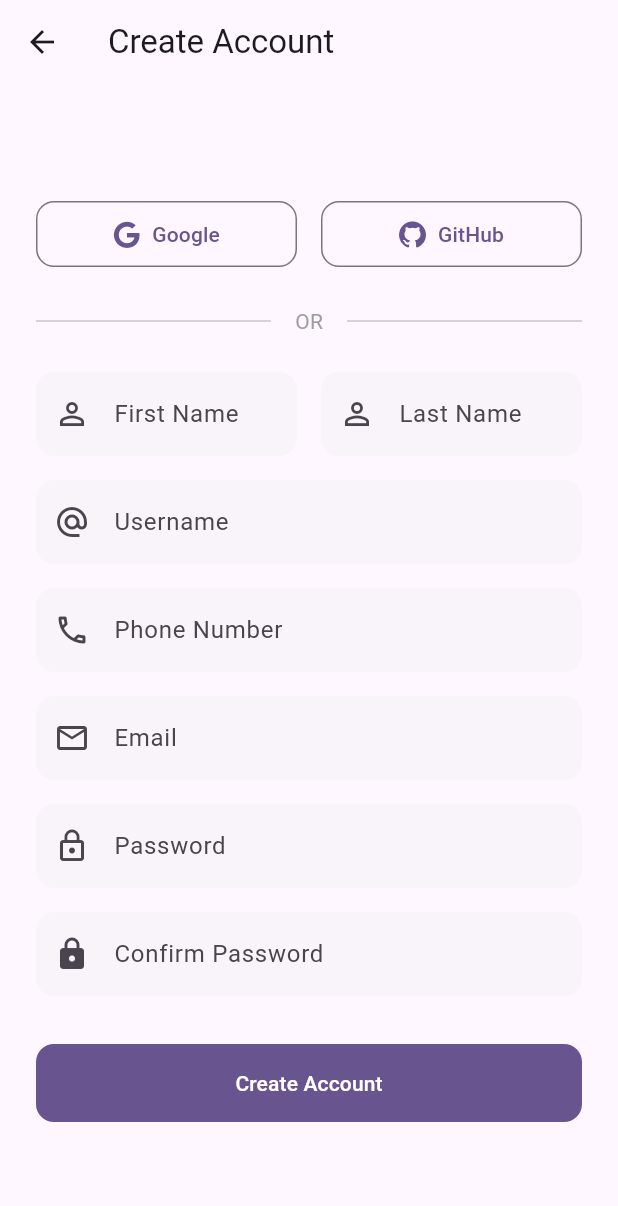
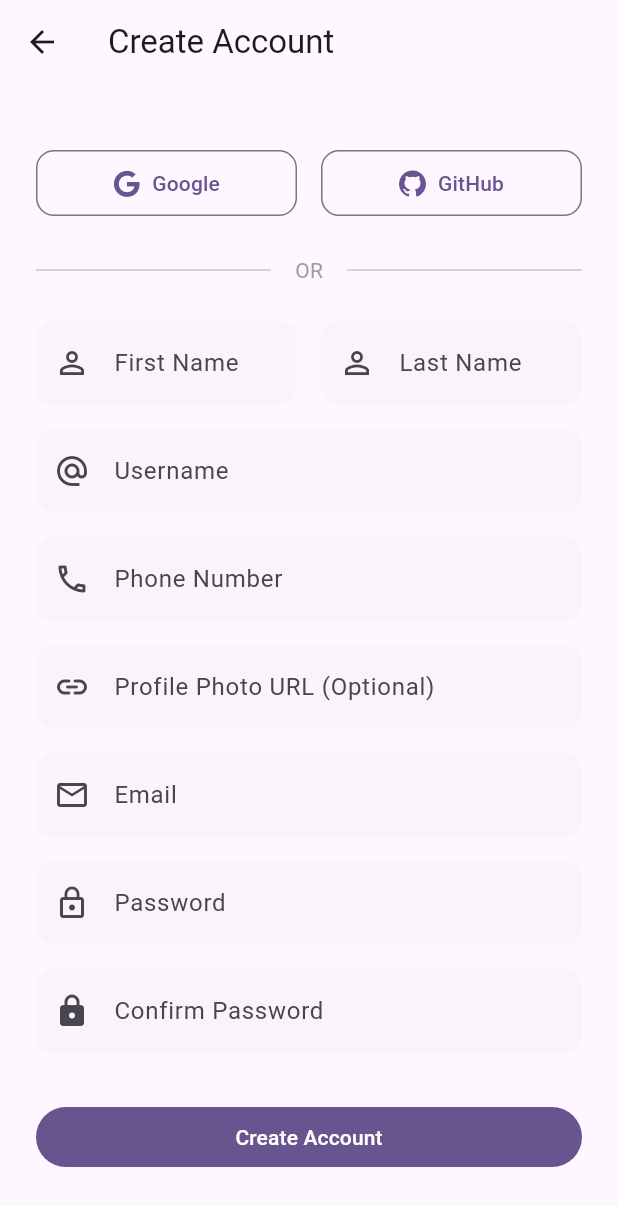
Before and after one commit to anshulyadav-git/remotepc, a Flutter app: the screen it shows after launch, after a tap on "Register Now", on a phone screen of 412 x 824 dp. Shown: the top 1206 px of the screen. Run offline on Flutter 3.47's test engine with Material 3 defaults, Android fonts, the phone set to English and light mode, and no system bars; our stand-ins replace cloud_firestore, firebase_auth, firebase_core, font_awesome_flutter, google_sign_in; accounts and stored records are empty.

Commit message:
feat: enhance authentication flow with named routes and profile setup

```diff
--- a/lib/main.dart
+++ b/lib/main.dart
@@ -5,6 +5,8 @@ import 'auth_service.dart';
 import 'firebase_options.dart';
 import 'pages/home_page.dart';
 import 'pages/login_page.dart';
+import 'pages/register_page.dart';
+import 'pages/profile_page.dart';
 
 Future<void> main() async {
   WidgetsFlutterBinding.ensureInitialized();
@@ -28,6 +30,7 @@ class App extends StatelessWidget {
   Widget build(BuildContext context) {
     return MaterialApp(
       title: 'Login',
+      debugShowCheckedModeBanner: false,
       theme: ThemeData(
         useMaterial3: true,
         colorScheme: ColorScheme.fromSeed(
@@ -49,21 +52,17 @@ class App extends StatelessWidget {
             borderRadius: BorderRadius.circular(12),
             borderSide: const BorderSide(color: Colors.deepPurple, width: 2),
           ),
-          errorBorder: OutlineInputBorder(
-            borderRadius: BorderRadius.circular(12),
-            borderSide: const BorderSide(color: Colors.red, width: 1),
-          ),
-        ),
-        filledButtonTheme: FilledButtonThemeData(
-          style: FilledButton.styleFrom(
-            padding: const EdgeInsets.symmetric(vertical: 16),
-            shape: RoundedRectangleBorder(
-              borderRadius: BorderRadius.circular(12),
-            ),
-          ),
         ),
       ),
-      home: const AuthGate(),
+      // Use routes for explicit navigation
+      initialRoute: '/',
+      routes: {
+        '/': (context) => const AuthGate(),
+        '/login': (context) => const LoginPage(),
+        '/home': (context) => const HomePage(),
+        '/register': (context) => const RegisterPage(),
+        '/profile': (context) => const ProfilePage(),
+      },
     );
   }
 }
@@ -82,9 +81,13 @@ class AuthGate extends StatelessWidget {
             body: Center(child: CircularProgressIndicator()),
           );
         }
-        if (snapshot.hasData) {
+
+        // If user is logged in, show HomePage
+        if (snapshot.hasData && snapshot.data != null) {
           return const HomePage();
         }
+
+        // Otherwise show LoginPage
         return const LoginPage();
       },
     );
--- a/lib/pages/register_page.dart
+++ b/lib/pages/register_page.dart
@@ -22,6 +22,7 @@ class _RegisterPageState extends State<RegisterPage> {
   final _usernameController = TextEditingController();
   final _passwordController = TextEditingController();
   final _confirmController = TextEditingController();
+  final _photoUrlController = TextEditingController();
   bool _loading = false;
   String? _error;
 
@@ -40,6 +41,7 @@ class _RegisterPageState extends State<RegisterPage> {
     _usernameController.dispose();
     _passwordController.dispose();
     _confirmController.dispose();
+    _photoUrlController.dispose();
     super.dispose();
   }
 
@@ -57,6 +59,9 @@ class _RegisterPageState extends State<RegisterPage> {
             lastName: _lastNameController.text.trim(),
             phoneNumber: _phoneController.text.trim(),
             username: _usernameController.text.trim(),
+            photoUrl: _photoUrlController.text.trim().isEmpty
+                ? null
+                : _photoUrlController.text.trim(),
           );
 
       if (mounted) {
@@ -283,6 +288,14 @@ class _RegisterPageState extends State<RegisterPage> {
                   ),
                   const SizedBox(height: 16),
                   TextFormField(
+                    controller: _photoUrlController,
+                    decoration: const InputDecoration(
+                      labelText: 'Profile Photo URL (Optional)',
+                      prefixIcon: Icon(Icons.link_rounded),
+                    ),
+                  ),
+                  const SizedBox(height: 16),
+                  TextFormField(
                     controller: _emailController,
                     keyboardType: TextInputType.emailAddress,
                     decoration: const InputDecoration(
```
Also changed, not shown: lib/auth_service.dart (+16 -9 lines), pubspec.yaml (+5 -7 lines), pubspec.lock, 2 other files. Lines whose indentation alone changed are shown as unchanged.
